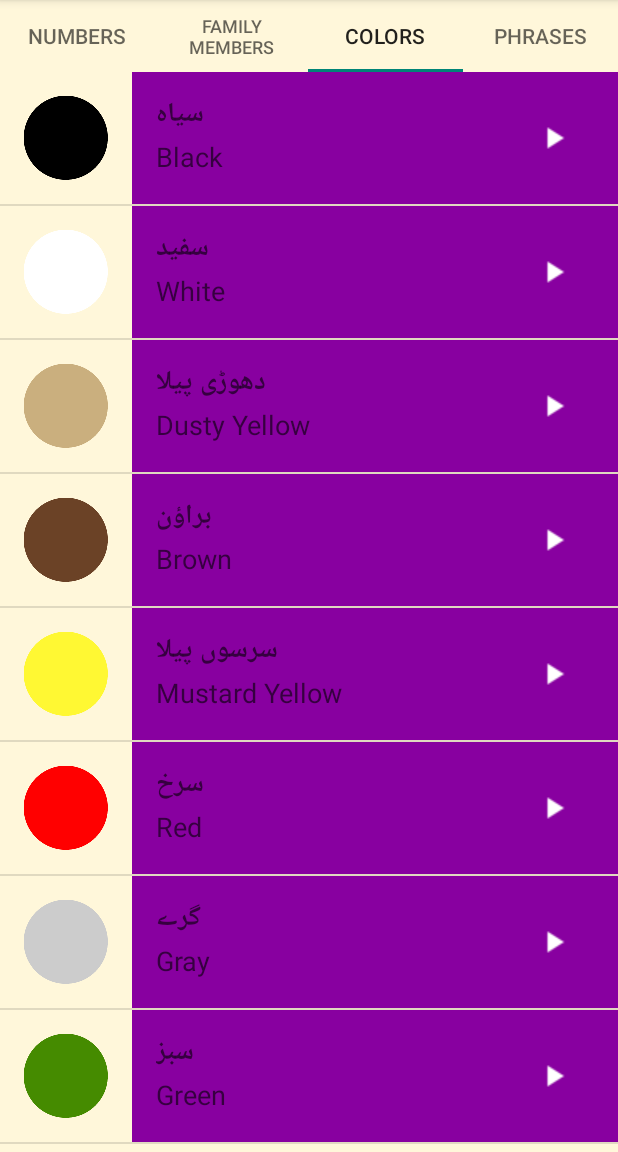
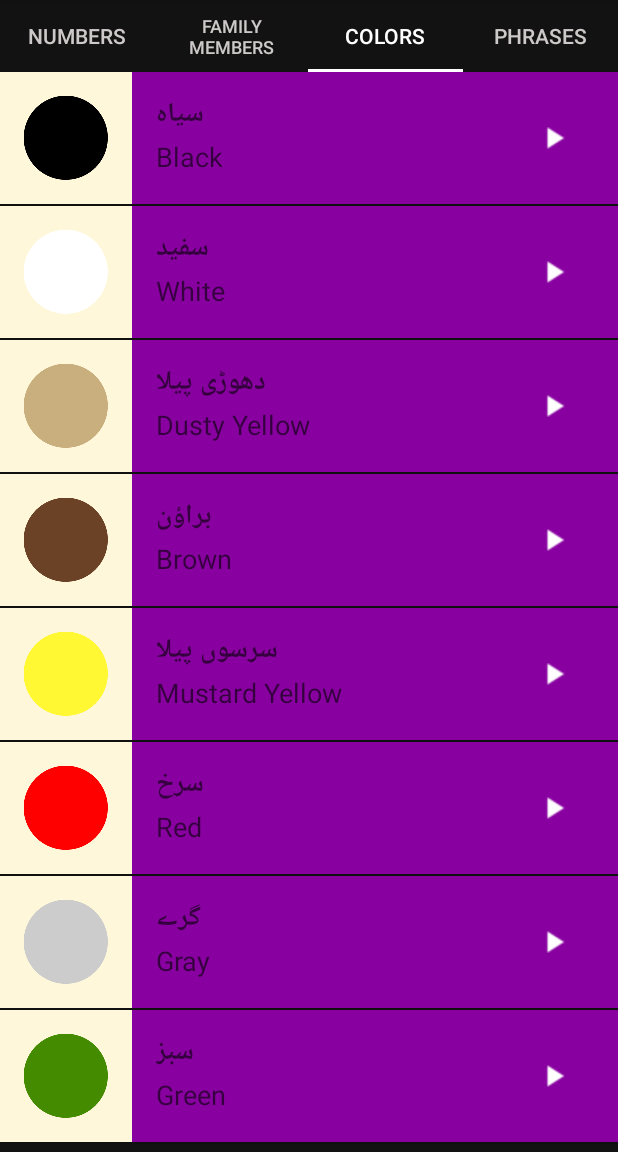
Before and after one commit to SheikhAqibSaeed/LanguagesApp, an Android app: the screen it shows after launch (MainActivity), tab 3 chosen, on a phone screen of 412 x 824 dp, the part 84-1236 px from its top. Run offline under Robolectric (Android 15) with nearby library versions, the phone set to English and light mode, and no system bars.

Commit message:
Added Style Colors ---Finshing Urdu App---

```diff
--- a/app/src/main/res/layout/activity_main.xml
+++ b/app/src/main/res/layout/activity_main.xml
@@ -4,7 +4,7 @@
     xmlns:tools="http://schemas.android.com/tools"
     android:layout_width="match_parent"
     android:layout_height="match_parent"
-    android:background="@color/tan_background"
+    android:background="@color/primary_color"
     android:orientation="vertical"
     tools:context="com.example.urduenglish.MainActivity">
 
@@ -12,6 +12,7 @@
 
     <com.google.android.material.tabs.TabLayout
         android:id="@+id/tabs"
+        style="@style/CategoryTab"
         android:layout_width="match_parent"
         android:layout_height="wrap_content"/>
 
--- a/app/src/main/res/values/colors.xml
+++ b/app/src/main/res/values/colors.xml
@@ -1,19 +1,18 @@
 <?xml version="1.0" encoding="utf-8"?>
 <resources>
-    <color name="black">#FF000000</color>
-    <color name="white">#FFFFFFFF</color>
-
     <!-- Primary color of the app (shown in the app bar) -->
-    <color name="primary_color">#4A312A</color>
+    <color name="primary_color">#131212</color>
 
     <!-- Primary dark color of the app (shown in the status bar) -->
-    <color name="primary_dark_color">#2F1D1A</color>
+    <color name="primary_dark_color">#4A312A</color>
 
     <!-- Background color for app -->
     <color name="tan_background">#FFF7DA</color>
 
     <!-- Background color for the numbers category -->
-    <color name="category_numbers">#975D17</color>
+    <color name="category_numbers">#3F51B5</color>
+
+
 
     <!-- Background color for the family members category -->
     <color name="category_family">#379237</color>
@@ -22,5 +21,5 @@
     <color name="category_colors">#8800A0</color>
 
     <!-- Background color for the phrases category -->
-    <color name="category_phrases">#03A9F4</color>
+    <color name="category_phrases">#16AFCA</color>
 </resources>
--- a/app/src/main/res/values/styles.xml
+++ b/app/src/main/res/values/styles.xml
@@ -1,19 +1,29 @@
 <?xml version="1.0" encoding="utf-8"?>
 <resources>
+
     <!-- Base application theme. -->
     <style name="AppTheme" parent="Theme.AppCompat.Light.DarkActionBar">
         <item name="colorPrimary">@color/primary_color</item>
-        <item name="colorPrimaryDark">@color/primary_dark_color</item>
+        <item name="colorPrimaryDark">#00BCD4</item>
+        <item name="actionBarStyle">@style/UrduAppBarStyle</item>
+        <item name="android:windowContentOverlay">@null</item>
     </style>
 
-    <!-- Style for a category of vocabulary words -->
-    <style name="CategoryStyle">
-        <item name="android:layout_width">match_parent</item>
-        <item name="android:layout_height">@dimen/list_item_height</item>
-        <item name="android:gravity">center_vertical</item>
-        <item name="android:padding">16dp</item>
-        <item name="android:textColor">@android:color/white</item>
-        <item name="android:textStyle">bold</item>
-        <item name="android:textAppearance">?android:textAppearanceMedium</item>
+    <!-- App bar style -->
+    <style name="UrduAppBarStyle" parent="Widget.AppCompat.Light.ActionBar.Solid.Inverse">
+        <!-- Remove the shadow below the app bar -->
+        <item name="elevation">0dp</item>
+    </style>
+
+    <!-- Style for a tab that displays a category name -->
+    <style name="CategoryTab" parent="Widget.Design.TabLayout">
+        <item name="tabIndicatorColor">#FFFFFF</item>
+        <item name="tabSelectedTextColor">#FFFFFF</item>
+        <item name="tabTextAppearance">@style/CategoryTabTextAppearance</item>
+    </style>
+
+    <!-- Text appearance style for a category tab -->
+    <style name="CategoryTabTextAppearance" parent="TextAppearance.Design.Tab">
+        <item name="android:textColor">#CCC9C8</item>
     </style>
 </resources>
```
